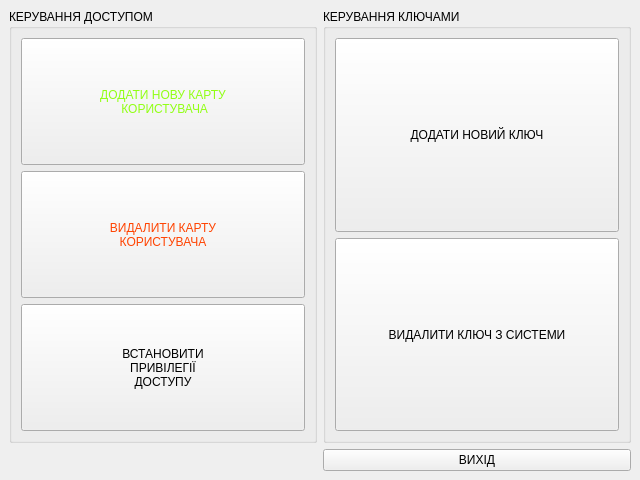
First picture: the form in QtUserInterfaces/admin_form.ui, repository van9konst/keysafe.software, before the edit.
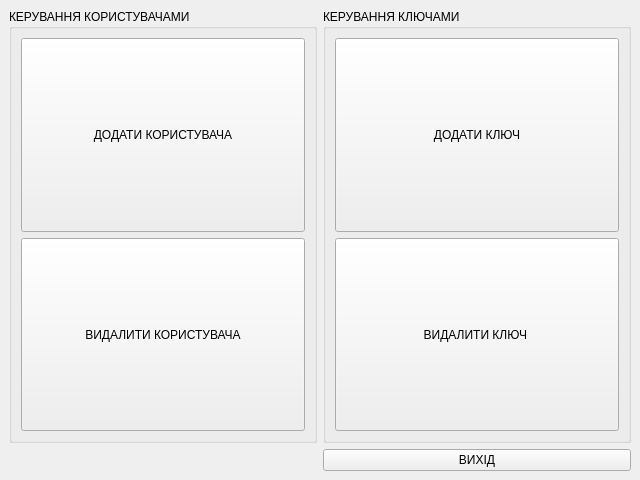
Second picture: the form after the edit.

The edit to the form file:
```diff
--- a/QtUserInterfaces/admin_form.ui
+++ b/QtUserInterfaces/admin_form.ui
@@ -24,7 +24,7 @@
        <string notr="true">font: 75 20pt &quot;DejaVu Sans Mono for Powerline&quot;;</string>
       </property>
       <property name="title">
-       <string>КЕРУВАННЯ ДОСТУПОМ</string>
+       <string>КЕРУВАННЯ КОРИСТУВАЧАМИ</string>
       </property>
       <layout class="QVBoxLayout" name="verticalLayout">
        <item>
@@ -36,11 +36,10 @@
           </sizepolicy>
          </property>
          <property name="styleSheet">
-          <string notr="true">color:  rgb(145, 255, 20)</string>
+          <string notr="true"/>
          </property>
          <property name="text">
-          <string>ДОДАТИ НОВУ КАРТУ
- КОРИСТУВАЧА</string>
+          <string>ДОДАТИ КОРИСТУВАЧА</string>
          </property>
         </widget>
        </item>
@@ -53,26 +52,10 @@
           </sizepolicy>
          </property>
          <property name="styleSheet">
-          <string notr="true">color: rgb(255, 67, 1)</string>
+          <string notr="true"/>
          </property>
          <property name="text">
-          <string>ВИДАЛИТИ КАРТУ 
-КОРИСТУВАЧА</string>
-         </property>
-        </widget>
-       </item>
-       <item>
-        <widget class="QPushButton" name="set_credentials">
-         <property name="sizePolicy">
-          <sizepolicy hsizetype="Minimum" vsizetype="MinimumExpanding">
-           <horstretch>0</horstretch>
-           <verstretch>0</verstretch>
-          </sizepolicy>
-         </property>
-         <property name="text">
-          <string>ВСТАНОВИТИ 
-ПРИВІЛЕГІЇ 
-ДОСТУПУ</string>
+          <string>ВИДАЛИТИ КОРИСТУВАЧА</string>
          </property>
         </widget>
        </item>
@@ -94,7 +77,7 @@
           </sizepolicy>
          </property>
          <property name="text">
-          <string>ДОДАТИ НОВИЙ КЛЮЧ</string>
+          <string>ДОДАТИ КЛЮЧ</string>
          </property>
         </widget>
        </item>
@@ -107,7 +90,7 @@
           </sizepolicy>
          </property>
          <property name="text">
-          <string>ВИДАЛИТИ КЛЮЧ З СИСТЕМИ</string>
+          <string>ВИДАЛИТИ КЛЮЧ </string>
          </property>
         </widget>
        </item>
```
Left out of the diff: 10 changed lines with no effect on the pictures.
